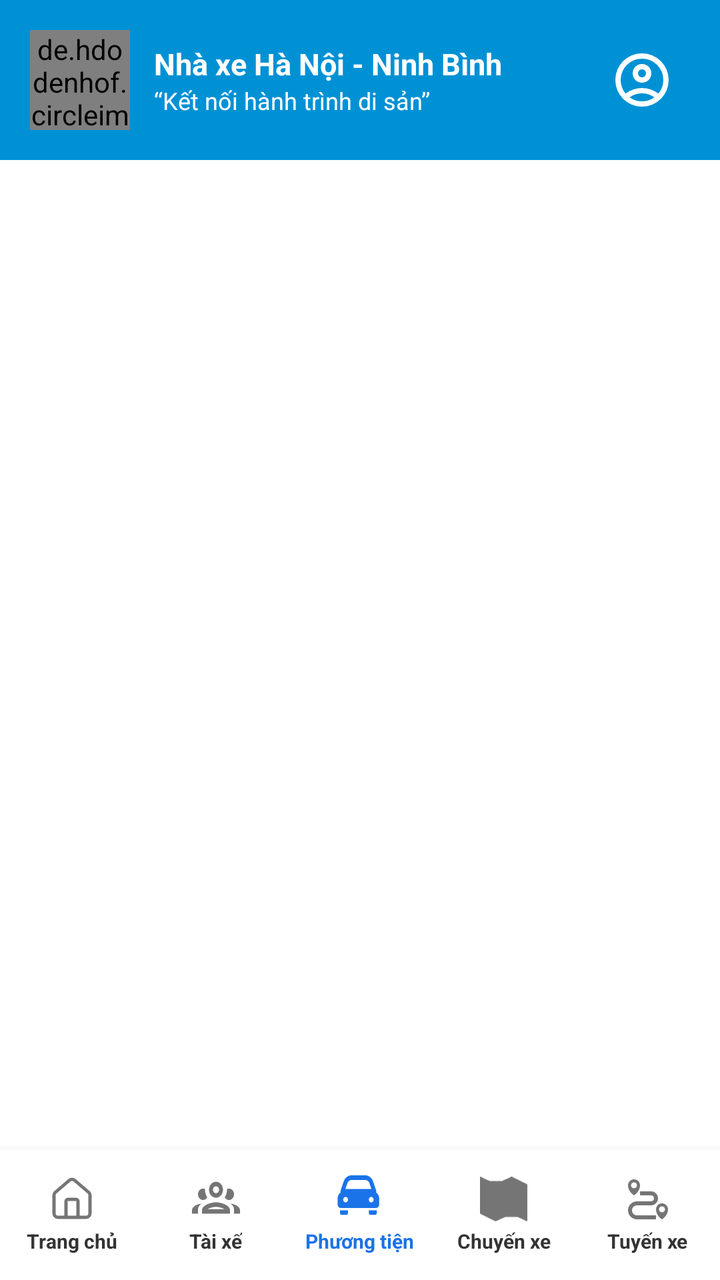
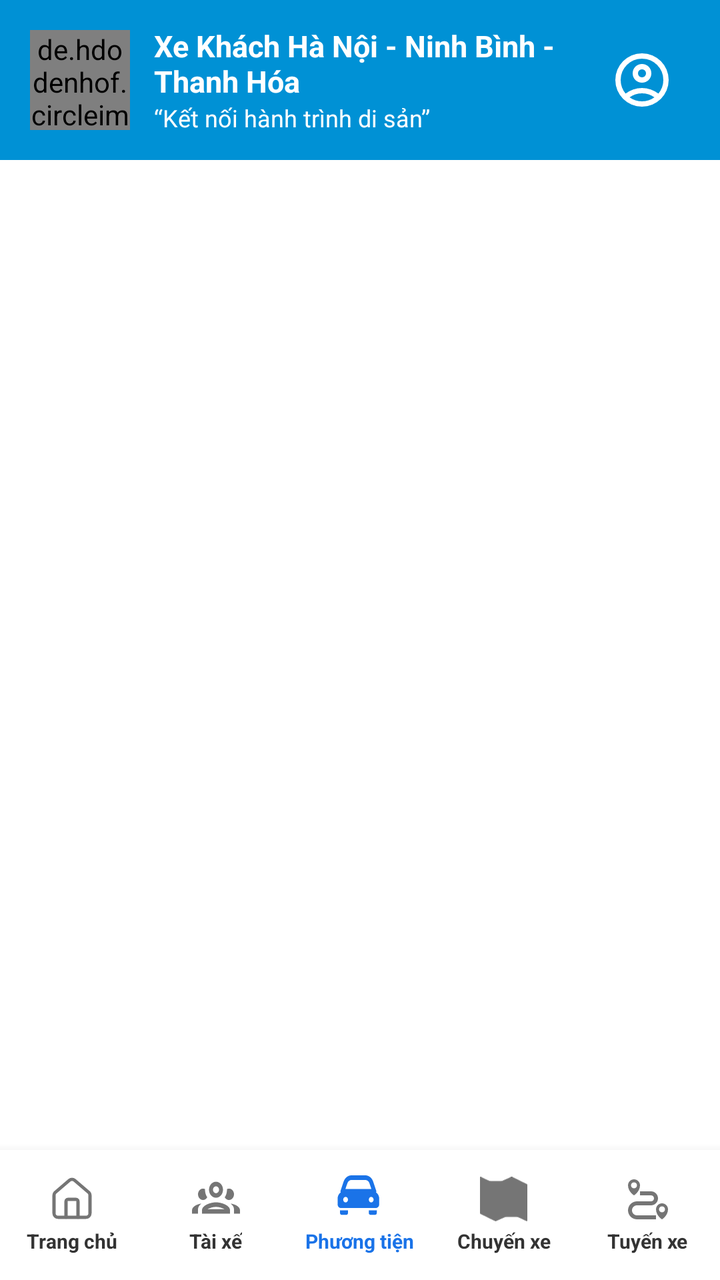

Two renders of the same Android screen: before a commit and after it. Below are the layout's source before the change and the commit's diff.
<!-- AndroidManifest.xml: application theme Theme.VeXeApp -->
<!-- res/layout/activity_car_type_management.xml -->
<?xml version="1.0" encoding="utf-8"?>
<androidx.constraintlayout.widget.ConstraintLayout xmlns:android="http://schemas.android.com/apk/res/android"
    xmlns:app="http://schemas.android.com/apk/res-auto"
    xmlns:tools="http://schemas.android.com/tools"
    android:layout_width="match_parent"
    android:layout_height="match_parent"
    android:background="#FFFFFF">

    
    <LinearLayout
        android:id="@+id/header"
        android:layout_width="match_parent"
        android:layout_height="80dp"
        android:background="#0091D5"
        android:gravity="center_vertical"
        android:orientation="horizontal"
        android:paddingHorizontal="15dp"
        app:layout_constraintTop_toTopOf="parent">

        <de.hdodenhof.circleimageview.CircleImageView
            android:id="@+id/imgLogo"
            android:layout_width="50dp"
            android:layout_height="50dp"
            android:src="@drawable/logo"
            app:civ_border_color="@color/white"
            app:civ_border_width="1dp" />

        <LinearLayout
            android:layout_width="0dp"
            android:layout_height="wrap_content"
            android:layout_marginStart="12dp"
            android:layout_weight="1"
            android:orientation="vertical">

            <TextView
                android:layout_width="wrap_content"
                android:layout_height="wrap_content"
                android:text="Nhà xe Hà Nội - Ninh Bình"
                android:textColor="@color/white"
                android:textSize="15sp"
                android:textStyle="bold" />

            <TextView
                android:layout_width="wrap_content"
                android:layout_height="wrap_content"
                android:text="“Kết nối hành trình di sản”"
                android:textColor="@color/white"
                android:textSize="12sp" />
        </LinearLayout>

        <ImageView
            android:id="@+id/btnProfile"
            android:layout_width="48dp"
            android:layout_height="48dp"
            android:padding="8dp"
            android:src="@drawable/account_circle"
            app:tint="@color/white" />
    </LinearLayout>

    <androidx.recyclerview.widget.RecyclerView
        android:id="@+id/rvCarTypes"
        android:layout_width="match_parent"
        android:layout_height="0dp"
        android:padding="10dp"
        android:clipToPadding="false"
        app:layout_constraintBottom_toTopOf="@+id/bottom_nav"
        app:layout_constraintTop_toBottomOf="@+id/header" />

    
    <LinearLayout
        android:id="@+id/bottom_nav"
        android:layout_width="match_parent"
        android:layout_height="65dp"
        android:background="@color/white"
        android:elevation="8dp"
        android:orientation="horizontal"
        android:gravity="center_vertical"
        app:layout_constraintBottom_toBottomOf="parent">

        <LinearLayout
            android:id="@+id/nav_home_op_main"
            android:layout_width="0dp"
            android:layout_height="wrap_content"
            android:layout_weight="1"
            android:gravity="center"
            android:orientation="vertical">
            <ImageView
                android:layout_width="24dp"
                android:layout_height="24dp"
                android:src="@drawable/tc"
                app:tint="#757575"/>
            <TextView
                android:layout_width="wrap_content"
                android:layout_height="wrap_content"
                android:text="Trang chủ"
                android:textSize="10sp"
                android:textColor="#333333"
                android:textStyle="bold"
                android:layout_marginTop="2dp"/>
        </LinearLayout>

        <LinearLayout
            android:id="@+id/nav_driver_op"
            android:layout_width="0dp"
            android:layout_height="wrap_content"
            android:layout_weight="1"
            android:gravity="center"
            android:orientation="vertical">
            <ImageView
                android:layout_width="24dp"
                android:layout_height="24dp"
                android:src="@drawable/taixe"
                app:tint="#757575" />
            <TextView
                android:layout_width="wrap_content"
                android:layout_height="wrap_content"
                android:text="Tài xế"
                android:textSize="10sp"
                android:textColor="#333333"
                android:textStyle="bold"
                android:layout_marginTop="2dp" />
        </LinearLayout>

        <LinearLayout
            android:id="@+id/nav_vehicle_op"
            android:layout_width="0dp"
            android:layout_height="wrap_content"
            android:layout_weight="1"
            android:gravity="center"
            android:orientation="vertical">
            <ImageView
                android:layout_width="24dp"
                android:layout_height="24dp"
                android:src="@drawable/pt"
                app:tint="#1A73E8" />
            <TextView
                android:layout_width="wrap_content"
                android:layout_height="wrap_content"
                android:text="Phương tiện"
                android:textSize="10sp"
                android:textColor="#1A73E8"
                android:textStyle="bold"
                android:layout_marginTop="2dp" />
        </LinearLayout>

        <LinearLayout
            android:id="@+id/nav_trip_op"
            android:layout_width="0dp"
            android:layout_height="wrap_content"
            android:layout_weight="1"
            android:gravity="center"
            android:orientation="vertical">
            <ImageView
                android:layout_width="24dp"
                android:layout_height="24dp"
                android:src="@drawable/cx"
                app:tint="#757575" />
            <TextView
                android:layout_width="wrap_content"
                android:layout_height="wrap_content"
                android:text="Chuyến xe"
                android:textSize="10sp"
                android:textColor="#333333"
                android:textStyle="bold"
                android:layout_marginTop="2dp" />
        </LinearLayout>

        <LinearLayout
            android:id="@+id/nav_route_op"
            android:layout_width="0dp"
            android:layout_height="wrap_content"
            android:layout_weight="1"
            android:gravity="center"
            android:orientation="vertical">
            <ImageView
                android:layout_width="24dp"
                android:layout_height="24dp"
                android:src="@drawable/txe"
                app:tint="#757575" />
            <TextView
                android:layout_width="wrap_content"
                android:layout_height="wrap_content"
                android:text="Tuyến xe"
                android:textSize="10sp"
                android:textColor="#333333"
                android:textStyle="bold"
                android:layout_marginTop="2dp" />
        </LinearLayout>
    </LinearLayout>

</androidx.constraintlayout.widget.ConstraintLayout>
<!-- resources referenced by this layout -->
<resources>
  <color name="white">#FFFFFFFF</color>
  <!-- drawable tc (drawable) -->
  <vector xmlns:android="http://schemas.android.com/apk/res/android"
      android:width="45dp"
      android:height="45dp"
      android:viewportWidth="45"
      android:viewportHeight="45">
    <path
        android:pathData="M28.125,39.375V24.375C28.125,23.878 27.927,23.401 27.576,23.049C27.224,22.698 26.747,22.5 26.25,22.5H18.75C18.253,22.5 17.776,22.698 17.424,23.049C17.073,23.401 16.875,23.878 16.875,24.375V39.375"
        android:strokeLineJoin="round"
        android:strokeWidth="3"
        android:fillColor="#00000000"
        android:strokeColor="#858383"
        android:strokeLineCap="round"/>
    <path
        android:pathData="M5.625,18.75C5.625,18.205 5.744,17.666 5.973,17.171C6.203,16.676 6.538,16.237 6.954,15.885L20.079,4.637C20.756,4.065 21.614,3.751 22.5,3.751C23.386,3.751 24.244,4.065 24.921,4.637L38.046,15.885C38.462,16.237 38.797,16.676 39.027,17.171C39.256,17.666 39.375,18.205 39.375,18.75V35.625C39.375,36.62 38.98,37.573 38.277,38.277C37.573,38.98 36.62,39.375 35.625,39.375H9.375C8.38,39.375 7.427,38.98 6.723,38.277C6.02,37.573 5.625,36.62 5.625,35.625V18.75Z"
        android:strokeWidth="3"
        android:fillColor="#00000000"
        android:strokeColor="#858383"/>
  </vector>
  <!-- drawable txe (drawable) -->
  <vector xmlns:android="http://schemas.android.com/apk/res/android"
      android:width="45dp"
      android:height="45dp"
      android:viewportWidth="45"
      android:viewportHeight="45">
    <path
        android:pathData="M9.375,18.75C9.375,18.75 15,15.356 15,9.375C15,6.281 12.469,3.75 9.375,3.75C6.281,3.75 3.75,6.281 3.75,9.375C3.75,15.356 9.375,18.75 9.375,18.75ZM9.375,6.563C10.931,6.563 12.188,7.819 12.188,9.375C12.188,10.931 10.931,12.188 9.375,12.188C7.819,12.188 6.563,10.931 6.563,9.375C6.563,7.819 7.819,6.563 9.375,6.563ZM35.625,26.25C32.531,26.25 30,28.781 30,31.875C30,37.856 35.625,41.25 35.625,41.25C35.625,41.25 41.25,37.856 41.25,31.875C41.25,28.781 38.719,26.25 35.625,26.25ZM35.625,34.688C34.069,34.688 32.813,33.431 32.813,31.875C32.813,30.319 34.069,29.063 35.625,29.063C37.181,29.063 38.438,30.319 38.438,31.875C38.438,33.431 37.181,34.688 35.625,34.688Z"
        android:fillColor="#858383"/>
    <path
        android:pathData="M7.5,32.813C7.5,31.569 7.994,30.377 8.873,29.498C9.752,28.619 10.944,28.125 12.188,28.125H25.313C28.931,28.125 31.875,25.181 31.875,21.563C31.875,17.944 28.931,15 25.313,15H15V18.75H25.313C26.869,18.75 28.125,20.006 28.125,21.563C28.125,23.119 26.869,24.375 25.313,24.375H12.188C7.537,24.375 3.75,28.163 3.75,32.813C3.75,37.463 7.537,41.25 12.188,41.25H30V37.5H12.188C10.944,37.5 9.752,37.006 8.873,36.127C7.994,35.248 7.5,34.056 7.5,32.813Z"
        android:fillColor="#858383"/>
  </vector>
  <style name="Theme.VeXeApp" parent="Base.Theme.VeXeApp" />
  <style name="Base.Theme.VeXeApp" parent="Theme.Material3.DayNight.NoActionBar">
          
      </style>
  <!-- unchanged entries left out for length: 5 -->
</resources>

<!-- the commit's change to res/layout/activity_car_type_management.xml (unified diff, before → after) -->
@@ -35,7 +35,7 @@
             <TextView
                 android:layout_width="wrap_content"
                 android:layout_height="wrap_content"
-                android:text="Nhà xe Hà Nội - Ninh Bình"
+                android:text="@string/nha_xe_name"
                 android:textColor="@color/white"
                 android:textSize="15sp"
                 android:textStyle="bold" />
<!-- resource entries referenced after the edit -->
@@ -33,6 +33,7 @@
         android:pathData="M7.5,32.813C7.5,31.569 7.994,30.377 8.873,29.498C9.752,28.619 10.944,28.125 12.188,28.125H25.313C28.931,28.125 31.875,25.181 31.875,21.563C31.875,17.944 28.931,15 25.313,15H15V18.75H25.313C26.869,18.75 28.125,20.006 28.125,21.563C28.125,23.119 26.869,24.375 25.313,24.375H12.188C7.537,24.375 3.75,28.163 3.75,32.813C3.75,37.463 7.537,41.25 12.188,41.25H30V37.5H12.188C10.944,37.5 9.752,37.006 8.873,36.127C7.994,35.248 7.5,34.056 7.5,32.813Z"
         android:fillColor="#858383"/>
   </vector>
+  <string name="nha_xe_name">Xe Khách Hà Nội - Ninh Bình - Thanh Hóa</string>
   <style name="Theme.VeXeApp" parent="Base.Theme.VeXeApp" />
   <style name="Base.Theme.VeXeApp" parent="Theme.Material3.DayNight.NoActionBar">
           
